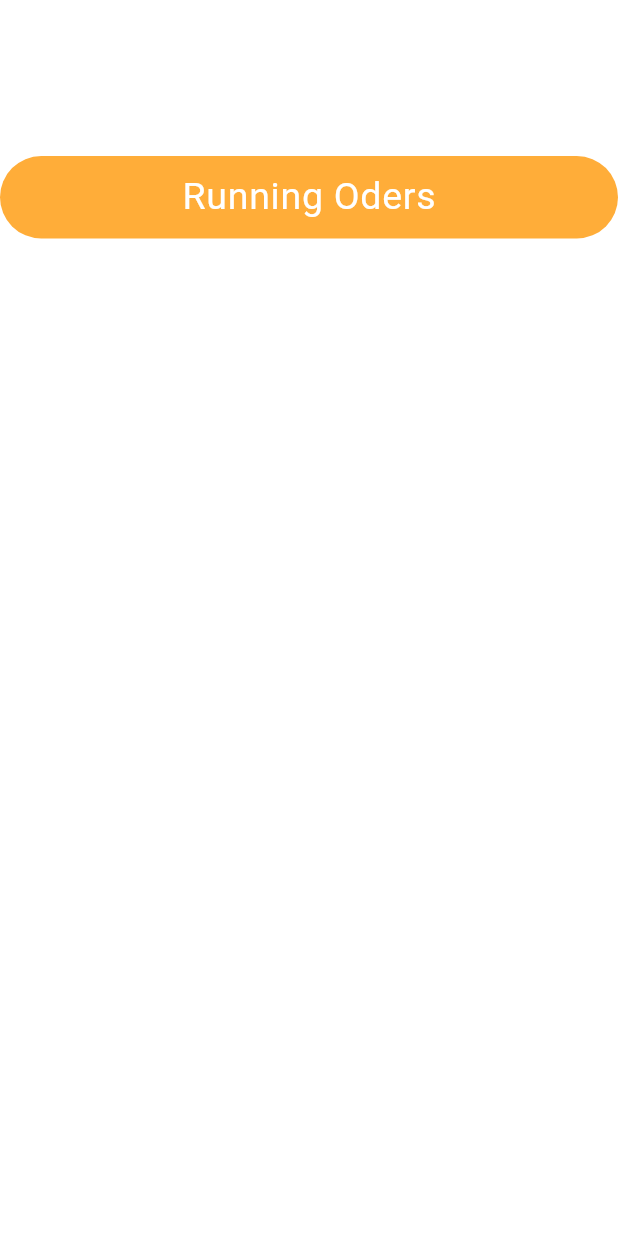
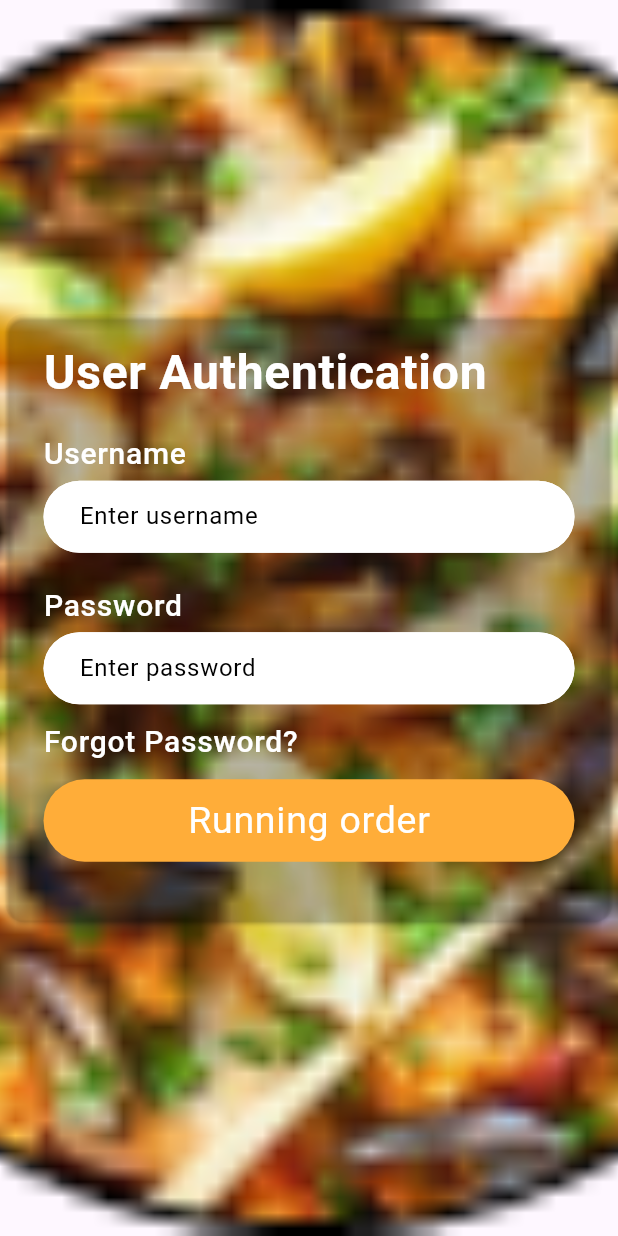
Before and after one commit to sznpok/online_food_app, a Flutter app: the LoginScreen screen opened directly, on a phone screen of 412 x 824 dp. Run offline on Flutter 3.47's test engine with Material 3 defaults, Android fonts, the phone set to English and light mode, and no system bars; our stand-ins replace google_fonts; missing offline and left inert: dart:ffi.

Commit message:
login page success

```diff
--- a/lib/main.dart
+++ b/lib/main.dart
@@ -19,9 +19,10 @@
   Widget build(BuildContext context) {
      SizeConfig().init(context);
     return MaterialApp(
+      debugShowCheckedModeBanner: false,
 
      theme: theme(context),
-      home:  DisplayScreen(),
+      home:  LoginScreen(),
     );
   }
 }
--- a/lib/presentation/view/auth/login_screen.dart
+++ b/lib/presentation/view/auth/login_screen.dart
@@ -1,7 +1,6 @@
 import 'package:flutter/material.dart';
 import 'package:online_food_project/core/themes/size.dart';
 import 'package:online_food_project/core/themes/theme.dart';
-
 import '../../widgets/custom_button.dart';
 import '../../widgets/custom_circular_button.dart';
 import '../../widgets/custom_textfield.dart';
@@ -17,25 +16,61 @@ class _LoginScreenState extends State<LoginScreen> {
   @override
   Widget build(BuildContext context) {
     return Scaffold(
-      backgroundColor: primaryColor,
-      appBar: AppBar(),
+      body: Container(
 
-      body: Column(
-        children: [
-          CustomTextfield(),
+        decoration: BoxDecoration(
+          image: DecorationImage(
+            image: AssetImage("assets/images/images 1.png"),
+            fit: BoxFit.cover, // This ensures the image covers the entire background
+          ),
+        ),
+        child: Center(
+          child: Card(
 
 
-         CustomCircularButton(
-          buttonName: "Running Oders",
-         ),
-         SizedBox(height: 20,),
+            color: Colors.transparent,
+            child: Container(
+              width: SizeConfig.screenWidth!,
+              padding: EdgeInsets.symmetric(horizontal: 25, vertical: 15),
+              child: Column(
+                crossAxisAlignment: CrossAxisAlignment.start,
+                mainAxisSize: MainAxisSize.min,
+                children: [
+                  Text("User Authentication",
+                  style: Theme.of(context).textTheme.bodyLarge!.copyWith(fontSize: 32, fontWeight: FontWeight.w600, color: primaryColor),
+                  ),
+                  SizedBox(height: 15,),
+                   Text("Username",
+                  style: Theme.of(context).textTheme.bodyLarge!.copyWith(fontSize: 20, fontWeight: FontWeight.w500, color: primaryColor),
+                  ),
+                   SizedBox(height: 3,),
 
+                  CustomTextfield(
+                    hintText: "Enter username",
+                  ),
+                   SizedBox(height: 20,),
+                    Text("Password",
+                  style: Theme.of(context).textTheme.bodyLarge!.copyWith(fontSize: 20, fontWeight: FontWeight.w500, color: primaryColor),
+                  ),
+                   SizedBox(height: 3,),
 
+                  CustomTextfield(
+                    hintText: "Enter password",
+                  ),
+                   SizedBox(height: 10,),
+                   Text("Forgot Password?",
+                  style: Theme.of(context).textTheme.bodyLarge!.copyWith(fontSize: 20, fontWeight: FontWeight.w500, color: primaryColor),
+                  ),
+                   SizedBox(height: 10,),
 
+                  CustomCircularButton(buttonName: "Running order"),
+                   SizedBox(height: 25,),
+                ],
+              ),
+            ),
+          ),
+        ),
 
-
-
-        ],
       ),
     );
   }
--- a/lib/presentation/widgets/custom_textfield.dart
+++ b/lib/presentation/widgets/custom_textfield.dart
@@ -40,6 +40,7 @@ class CustomTextfield extends StatelessWidget {
   Widget build(BuildContext context) {
     return TextFormField(
      // focusNode: focusNode,
+
       cursorColor: Colors.black38,
       obscureText: obscure,
       keyboardType: keyboardType,
@@ -54,9 +55,11 @@ class CustomTextfield extends StatelessWidget {
         filled: true,
         labelStyle: labelStyle,
         fillColor: primaryColor,
-        contentPadding: const EdgeInsets.symmetric(horizontal: 10.0),
+        contentPadding: const EdgeInsets.symmetric(horizontal: 20.0, vertical: 12),
         hintText: hintText,
         enabled: true,
+        hintStyle: TextStyle(color: blackColor)
+
         // border: OutlineInputBorder(
         //   borderSide: BorderSide(width: 2),
         // )
```
Also changed, not shown: lib/presentation/view/display_screen.dart (+35 -1 lines), lib/presentation/view/menu_screen.dart (+14 -13 lines), lib/presentation/view/order_screen.dart (+13 -1 lines), lib/presentation/view/table_screen.dart (+35 -1 lines).
